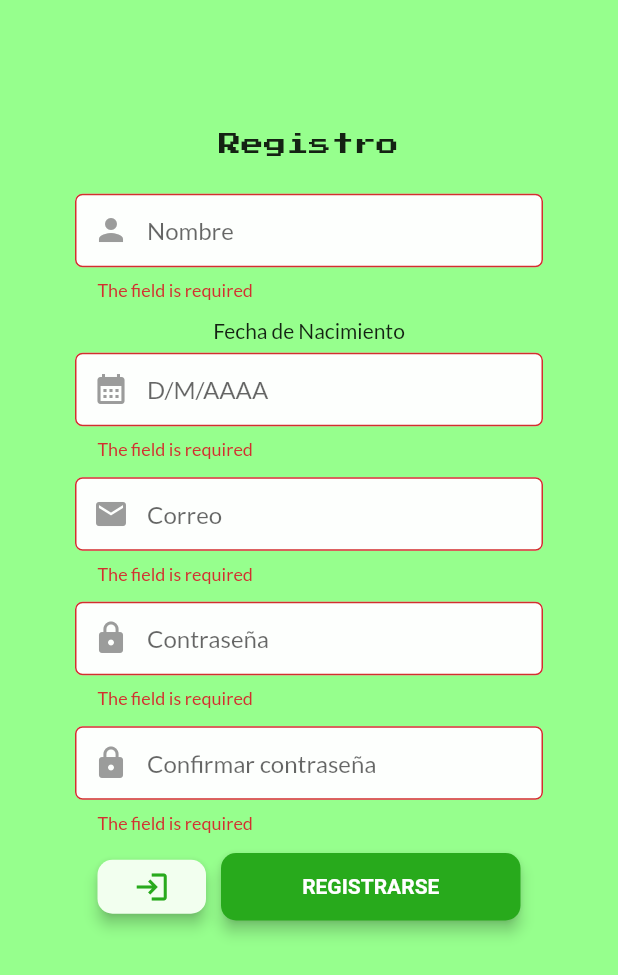
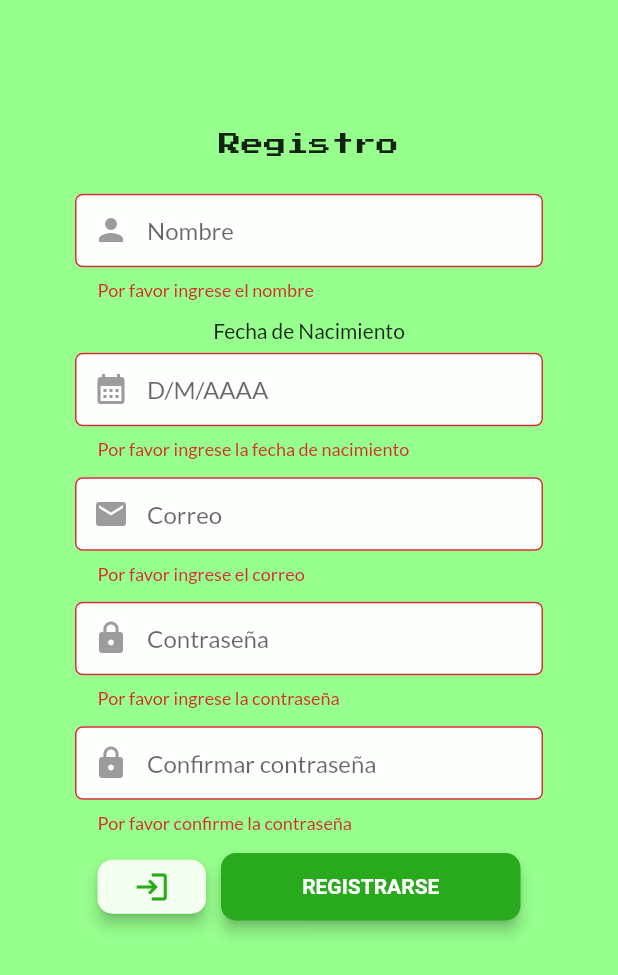
Before and after one commit to lipaocaspi/proj_ver2, a Flutter app: the SignUpPage screen opened directly, after a tap on "REGISTRARSE", on a phone screen of 412 x 824 dp. Shown: the top 975 px of the screen. Run offline on Flutter 3.47's test engine with Material 2 defaults, Android fonts, the light colour scheme and no system bars; our stand-ins replace flutter_switch, fluttertoast, form_validator, geocoding, geolocator, google_fonts and 4 more; accounts and stored records are empty.

Commit message:
signup_fin

```diff
--- a/lib/SignupPage/signup_page_screen.dart
+++ b/lib/SignupPage/signup_page_screen.dart
@@ -16,6 +16,7 @@ class SignUpPage extends StatefulWidget {
   final List<Ride> _rides = [];
   final List<Ride> _ridesU = [];
   final List<Ride> _ridesP = [];
+  final List<Users> _usersCount = [];
 
   @override
   SignUpPageState createState() => SignUpPageState();
@@ -31,15 +32,22 @@ class SignUpPageState extends State<SignUpPage> {
   late Users newUser;
 
   postUser() async {
+    final res = await http.get(Uri.parse("http://192.168.0.109:3000/users"));
+    if(res.statusCode == 200) {
+      List<dynamic> myUsers = json.decode(utf8.decode(res.bodyBytes));
+      List<Users> users = myUsers.map((e) => Users.fromJson(e)).toList();
+      setState(() {
+        widget._usersCount.addAll(users);
+      });
       newUser = Users(
-      id: 8,
+        id: widget._usersCount.length + 1,
         name: _controllerName.text,
         dateOfBirth: _controllerBirth.text,
         email: _controllerEmail.text,
         icon: "https://cdn.icon-icons.com/icons2/67/PNG/512/user_13230.png",
         password: _controllerPassword.text
       );
-    final response = await http.post(Uri.parse("http://192.168.1.40:3000/users"),
+      final response = await http.post(Uri.parse("http://192.168.0.109:3000/users"),
         headers: {"Content-Type": "application/json"},
         body: jsonEncode(<String, dynamic>{
           "id": newUser.id,
@@ -54,7 +62,7 @@ class SignUpPageState extends State<SignUpPage> {
         widget._rides.clear();
         widget._ridesU.clear();
         widget._ridesP.clear();
-      final response = await http.get(Uri.parse("http://192.168.1.40:3000/rides"));
+        final response = await http.get(Uri.parse("http://192.168.0.109:3000/rides"));
 
         if (response.statusCode == 200) {
           List<dynamic> myRides = json.decode(utf8.decode(response.bodyBytes));
@@ -80,6 +88,7 @@ class SignUpPageState extends State<SignUpPage> {
             ),
           );
           ScaffoldMessenger.of(context).showSnackBar(successSnack);
+        }
       }
     }
   }
@@ -124,7 +133,7 @@ class SignUpPageState extends State<SignUpPage> {
                             ),
                             keyboardType: TextInputType.text,
                             textInputAction: TextInputAction.next,
-                            validator: ValidationBuilder().build(),
+                            validator: ValidationBuilder(requiredMessage: "Por favor ingrese el nombre").build(),
                           ),
                         ),
                         SizedBox(height: 12),
@@ -146,7 +155,7 @@ class SignUpPageState extends State<SignUpPage> {
                             ),
                             keyboardType: TextInputType.datetime,
                             textInputAction: TextInputAction.next,
-                            validator: ValidationBuilder().regExp(RegExp(r"^([0-9]|[1-2][0-9]|(3)[0-1])(\/)(([0-9])|((1)[0-2]))(\/)\d{4}"), "Ingrese una fecha válida").build(),
+                            validator: ValidationBuilder(requiredMessage: "Por favor ingrese la fecha de nacimiento").regExp(RegExp(r"^([0-9]|[1-2][0-9]|(3)[0-1])(\/)(([0-9])|((1)[0-2]))(\/)\d{4}"), "Ingrese una fecha válida").build(),
                           ),
                         ),
                         SizedBox(height: 12),
@@ -163,7 +172,7 @@ class SignUpPageState extends State<SignUpPage> {
                             ),
                             keyboardType: TextInputType.emailAddress,
                             textInputAction: TextInputAction.next,
-                            validator: ValidationBuilder().email().build(),
+                            validator: ValidationBuilder(requiredMessage: "Por favor ingrese el correo").email().build(),
                             onChanged: (value) {
                               setState(() {
                                 email = _controllerEmail.text;
@@ -185,7 +194,7 @@ class SignUpPageState extends State<SignUpPage> {
                             ),
                             obscureText: true,
                             textInputAction: TextInputAction.next,
-                            validator: ValidationBuilder().build(),
+                            validator: ValidationBuilder(requiredMessage: "Por favor ingrese la contraseña").build(),
                           ),
                         ),
                         SizedBox(height: 12),
@@ -193,7 +202,7 @@ class SignUpPageState extends State<SignUpPage> {
                           padding: EdgeInsets.only(left: 35, right: 35),
                           child: TextFormField(
                             textInputAction: TextInputAction.done,
-                            validator: ValidationBuilder().build(),
+                            validator: ValidationBuilder(requiredMessage: "Por favor confirme la contraseña").build(),
                             controller: _controllerPasswordConf,
                             obscureText: true,
                             decoration: const InputDecoration(
@@ -242,7 +251,7 @@ class SignUpPageState extends State<SignUpPage> {
                                   ),
                                   onPressed: () async {
                                     if (_keyForm.currentState!.validate()) {
-                                      final response = await http.get(Uri.parse("http://192.168.1.40:3000/users?email=$email"));
+                                      final response = await http.get(Uri.parse("http://192.168.0.109:3000/users?email=$email"));
                                       if (response.statusCode == 200) {
                                         List<dynamic> myUser = json.decode(response.body);
                                         List<Users> user = myUser.map((e) => Users.fromJson(e)).toList();
```
Lines whose indentation alone changed are shown as unchanged.
